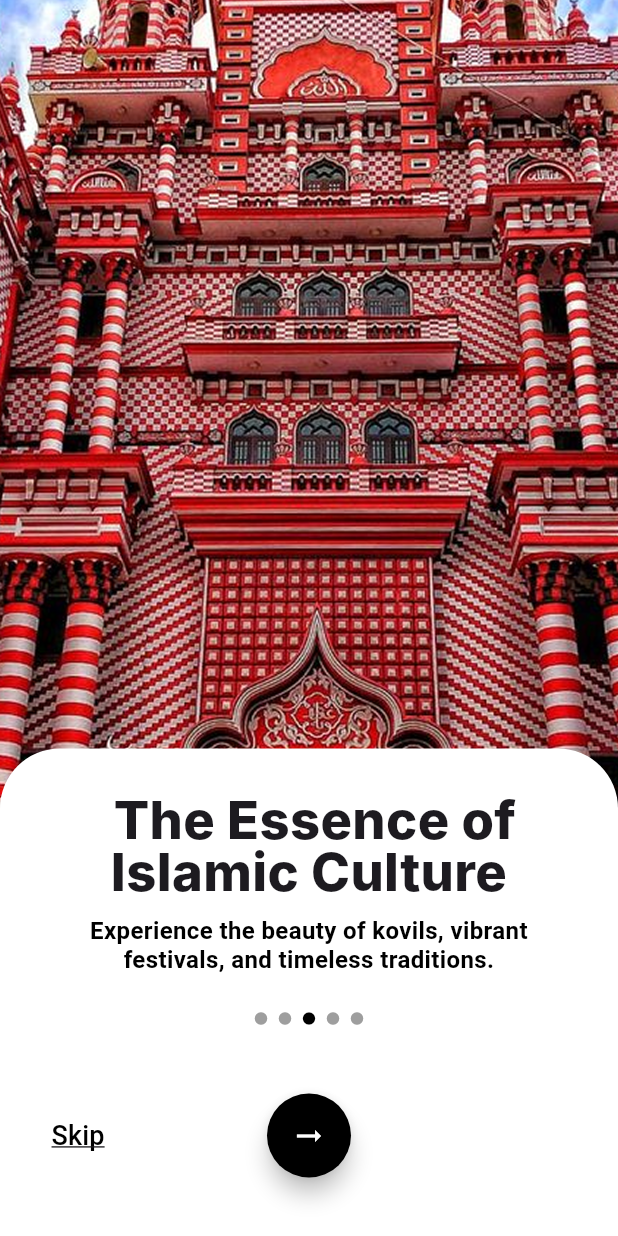
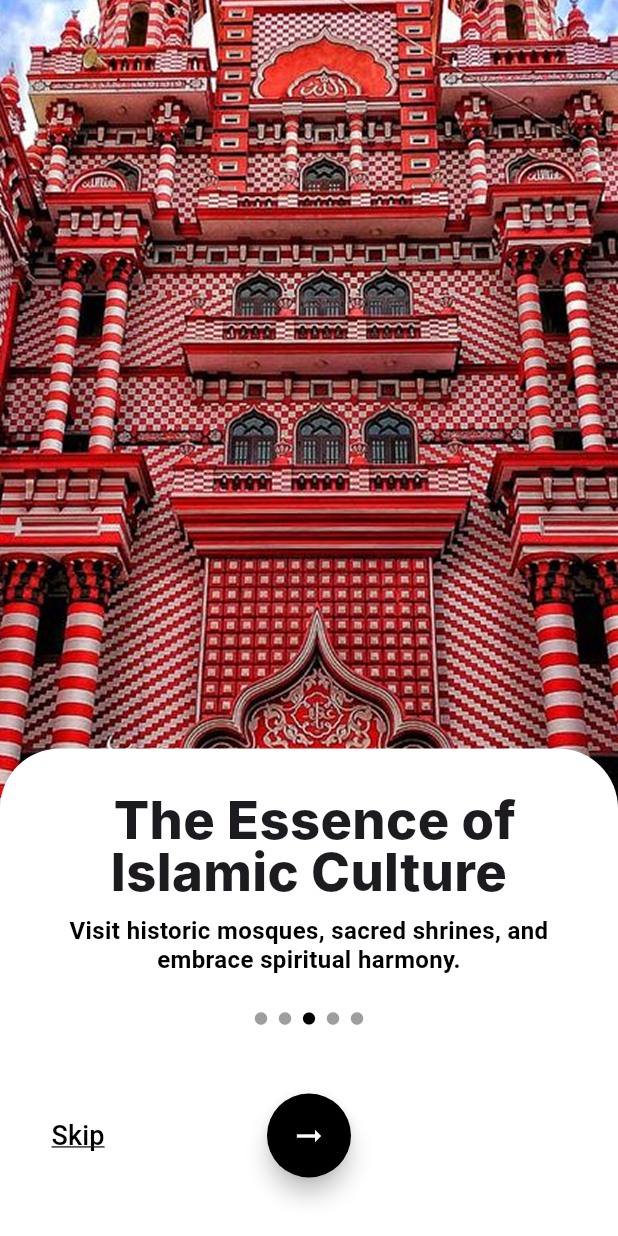
Before and after one commit to DaphneKodithuwakku/sriroute-frontend, a Flutter app: the WelcomePage4 screen opened directly, on a phone screen of 412 x 824 dp. Run offline on Flutter 3.47's test engine with Material 3 defaults, Android fonts, the phone set to English and light mode, and no system bars; Roboto replaces fonts that are missing (Inter).

Commit message:
Changed the description in welcomepage4.dart

```diff
--- a/welcomepages/lib/welcomepage4.dart
+++ b/welcomepages/lib/welcomepage4.dart
@@ -46,7 +46,7 @@ class WelcomePage4 extends StatelessWidget {
                   Padding(
                     padding: EdgeInsets.symmetric(horizontal: 10),
                     child: Text(
-                      "Experience the beauty of kovils, vibrant festivals, and timeless traditions.",
+                      "Visit historic mosques, sacred shrines, and embrace spiritual harmony.",
                       textAlign: TextAlign.center,
                       style: TextStyle(
                         height: 1.2,
```
